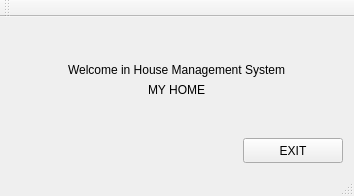
KatDro/BMS, file DesktopApp/DesktopApp/DesktopApp.ui: the form before one commit.
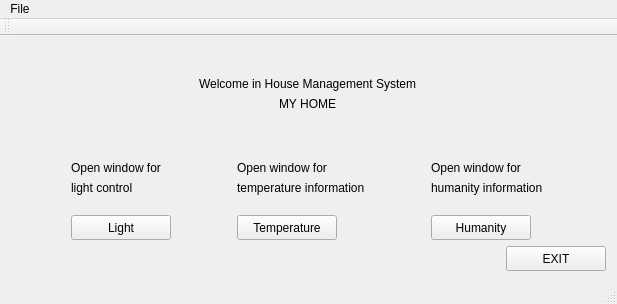
The form after the commit.

Commit message: Adding temperature read from db

```diff
--- a/DesktopApp/DesktopApp/DesktopApp.ui
+++ b/DesktopApp/DesktopApp/DesktopApp.ui
@@ -6,8 +6,8 @@
    <rect>
     <x>0</x>
     <y>0</y>
-    <width>354</width>
-    <height>196</height>
+    <width>617</width>
+    <height>304</height>
    </rect>
   </property>
   <property name="windowTitle">
@@ -39,6 +39,103 @@
       </item>
      </layout>
     </item>
+    <item>
+     <layout class="QGridLayout" name="gridLayout">
+      <item row="2" column="0">
+       <widget class="QPushButton" name="lightButton">
+        <property name="maximumSize">
+         <size>
+          <width>100</width>
+          <height>25</height>
+         </size>
+        </property>
+        <property name="text">
+         <string>Light</string>
+        </property>
+       </widget>
+      </item>
+      <item row="0" column="0" alignment="Qt::AlignBottom">
+       <widget class="QLabel" name="label_3">
+        <property name="maximumSize">
+         <size>
+          <width>16777215</width>
+          <height>25</height>
+         </size>
+        </property>
+        <property name="text">
+         <string>Open window for</string>
+        </property>
+       </widget>
+      </item>
+      <item row="2" column="2">
+       <widget class="QPushButton" name="humButton">
+        <property name="maximumSize">
+         <size>
+          <width>100</width>
+          <height>25</height>
+         </size>
+        </property>
+        <property name="text">
+         <string>Humanity</string>
+        </property>
+       </widget>
+      </item>
+      <item row="2" column="1">
+       <widget class="QPushButton" name="tempButton">
+        <property name="maximumSize">
+         <size>
+          <width>100</width>
+          <height>25</height>
+         </size>
+        </property>
+        <property name="text">
+         <string>Temperature</string>
+        </property>
+       </widget>
+      </item>
+      <item row="1" column="0" alignment="Qt::AlignTop">
+       <widget class="QLabel" name="label_4">
+        <property name="maximumSize">
+         <size>
+          <width>100</width>
+          <height>25</height>
+         </size>
+        </property>
+        <property name="text">
+         <string>light control</string>
+        </property>
+       </widget>
+      </item>
+      <item row="0" column="1" alignment="Qt::AlignBottom">
+       <widget class="QLabel" name="label_5">
+        <property name="text">
+         <string>Open window for</string>
+        </property>
+       </widget>
+      </item>
+      <item row="1" column="1" alignment="Qt::AlignTop">
+       <widget class="QLabel" name="label_6">
+        <property name="text">
+         <string>temperature information</string>
+        </property>
+       </widget>
+      </item>
+      <item row="0" column="2" alignment="Qt::AlignBottom">
+       <widget class="QLabel" name="label_7">
+        <property name="text">
+         <string>Open window for</string>
+        </property>
+       </widget>
+      </item>
+      <item row="1" column="2" alignment="Qt::AlignTop">
+       <widget class="QLabel" name="label_8">
+        <property name="text">
+         <string>humanity information</string>
+        </property>
+       </widget>
+      </item>
+     </layout>
+    </item>
     <item>
      <layout class="QHBoxLayout" name="horizontalLayout">
       <property name="sizeConstraint">
@@ -72,10 +169,17 @@
     <rect>
      <x>0</x>
      <y>0</y>
-     <width>354</width>
+     <width>617</width>
      <height>21</height>
     </rect>
    </property>
+   <widget class="QMenu" name="menuFile">
+    <property name="title">
+     <string>File</string>
+    </property>
+    <addaction name="actionExit"/>
+   </widget>
+   <addaction name="menuFile"/>
   </widget>
   <widget class="QToolBar" name="mainToolBar">
    <attribute name="toolBarArea">
```
Left out of the diff: 5 changed lines with no effect on the pictures. The commit also changes 50 other files.
